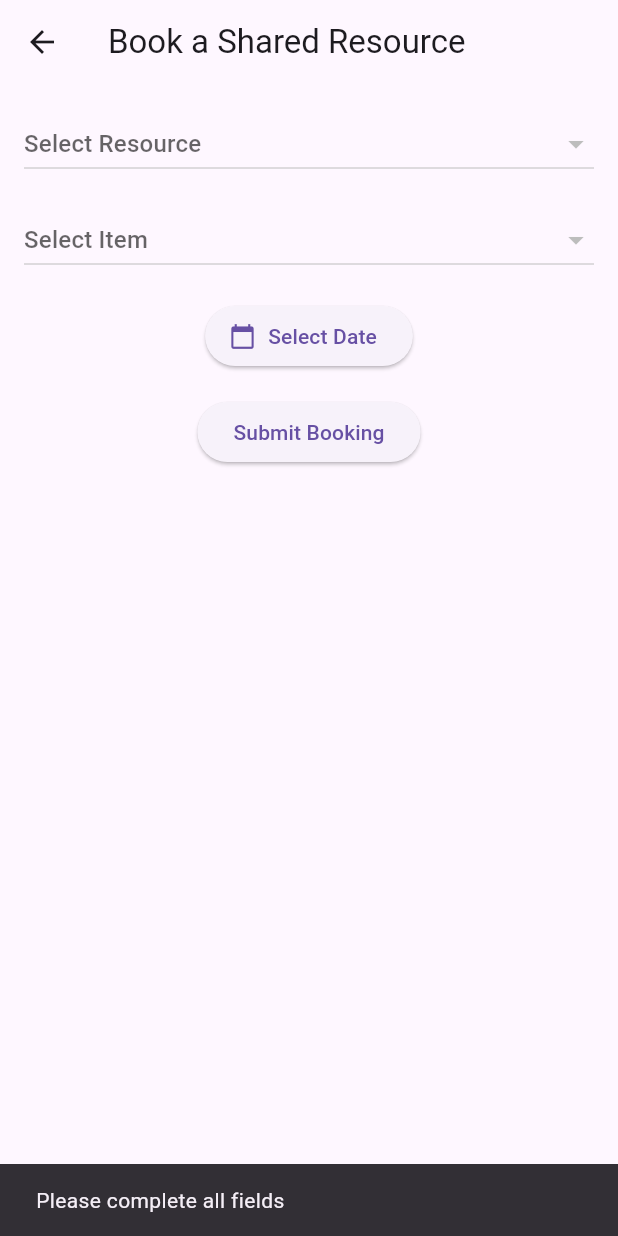
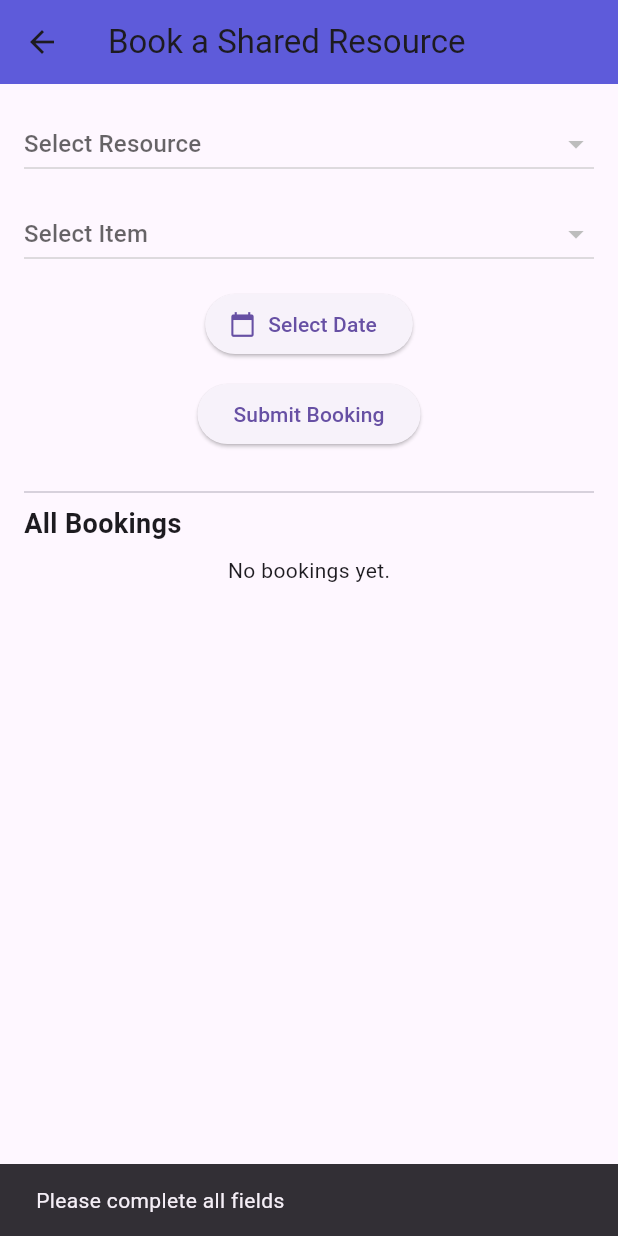
Before and after one commit to Jayashree-Elumalai/communa_app, a Flutter app: the BookingPage screen opened directly, after a tap on "Submit Booking", on a phone screen of 412 x 824 dp. Run offline on Flutter 3.47's test engine with Material 3 defaults, Android fonts, the phone set to English and light mode, and no system bars; our stand-ins replace cloud_firestore, firebase_auth, firebase_core, table_calendar; accounts and stored records are empty.

Commit message:
Update booking_pg.dart

```diff
--- a/lib/screens/booking_pg.dart
+++ b/lib/screens/booking_pg.dart
@@ -19,6 +19,7 @@ class _BookingPageState extends State<BookingPage> {
 
   List<QueryDocumentSnapshot> resources = [];
   List<QueryDocumentSnapshot> items = [];
+  final user = FirebaseAuth.instance.currentUser;
 
   @override
   void initState() {
@@ -62,7 +63,6 @@ class _BookingPageState extends State<BookingPage> {
   }
 
   Future<void> submitBooking() async {
-    final user = FirebaseAuth.instance.currentUser;
     if (user == null ||
         selectedResourceId == null ||
         selectedItemId == null ||
@@ -74,7 +74,6 @@ class _BookingPageState extends State<BookingPage> {
     }
 
     try {
-      // Check for existing booking (same resource, item, and date)
       final existing = await FirebaseFirestore.instance
           .collection('bookings')
           .where('resourceId', isEqualTo: selectedResourceId)
@@ -91,14 +90,13 @@ class _BookingPageState extends State<BookingPage> {
         return;
       }
 
-      // Add booking
       await FirebaseFirestore.instance.collection('bookings').add({
         'resourceId': selectedResourceId,
         'itemId': selectedItemId,
         'resourceName': selectedResourceName,
         'itemName': selectedItemName,
         'date': Timestamp.fromDate(selectedDate!),
-        'userId': user.uid,
+        'userId': user!.uid,
         'createdAt': FieldValue.serverTimestamp(),
       });
 
@@ -107,7 +105,6 @@ class _BookingPageState extends State<BookingPage> {
         const SnackBar(content: Text('Booking submitted')),
       );
 
-      // Reset form
       if (!mounted) return;
       setState(() {
         selectedResourceId = null;
@@ -129,12 +126,12 @@ class _BookingPageState extends State<BookingPage> {
     return Scaffold(
       appBar: AppBar(
         title: const Text('Book a Shared Resource'),
+        backgroundColor: const Color(0xFF5E5BDA),
       ),
       body: Padding(
         padding: const EdgeInsets.all(16),
         child: Column(
           children: [
-            // Resource dropdown
             DropdownButton<String>(
               hint: const Text('Select Resource'),
               value: selectedResourceId,
@@ -160,10 +157,7 @@ class _BookingPageState extends State<BookingPage> {
                 fetchItems(value!);
               },
             ),
-
-            const SizedBox(height: 16),
-
-            // Item dropdown
+            const SizedBox(height: 12),
             DropdownButton<String>(
               hint: const Text('Select Item'),
               value: selectedItemId,
@@ -185,10 +179,7 @@ class _BookingPageState extends State<BookingPage> {
                 });
               },
             ),
-
-            const SizedBox(height: 16),
-
-            // Date picker
+            const SizedBox(height: 12),
             ElevatedButton.icon(
               onPressed: selectDate,
               icon: const Icon(Icons.calendar_today),
@@ -196,13 +187,64 @@ class _BookingPageState extends State<BookingPage> {
                   ? DateFormat.yMMMd().format(selectedDate!)
                   : 'Select Date'),
             ),
-
-            const SizedBox(height: 16),
-
-            // Submit button
+            const SizedBox(height: 12),
             ElevatedButton(
               onPressed: submitBooking,
               child: const Text('Submit Booking'),
+            ),
+            const SizedBox(height: 20),
+            const Divider(),
+            const Align(
+              alignment: Alignment.centerLeft,
+              child: Text(
+                'All Bookings',
+                style: TextStyle(fontSize: 18, fontWeight: FontWeight.bold),
+              ),
+            ),
+            const SizedBox(height: 8),
+            Expanded(
+              child: StreamBuilder<QuerySnapshot>(
+                stream: FirebaseFirestore.instance
+                    .collection('bookings')
+                    .orderBy('date')
+                    .snapshots(),
+                builder: (context, snapshot) {
+                  if (snapshot.hasError) {
+                    return const Text('Error loading bookings.');
+                  }
+
+                  if (snapshot.connectionState == ConnectionState.waiting) {
+                    return const CircularProgressIndicator();
+                  }
+
+                  final bookings = snapshot.data!.docs;
+
+                  if (bookings.isEmpty) {
+                    return const Text('No bookings yet.');
+                  }
+
+                  return ListView.builder(
+                    itemCount: bookings.length,
+                    itemBuilder: (context, index) {
+                      final data = bookings[index].data() as Map<String, dynamic>;
+                      final resourceName = data['resourceName'] ?? '';
+                      final itemName = data['itemName'] ?? '';
+                      final timestamp = data['date'] as Timestamp?;
+                      final dateStr = timestamp != null
+                          ? DateFormat.yMMMd().format(timestamp.toDate())
+                          : 'Unknown Date';
+
+                      return Card(
+                        margin: const EdgeInsets.symmetric(vertical: 6),
+                        child: ListTile(
+                          title: Text('$resourceName - $itemName'),
+                          subtitle: Text(dateStr),
+                        ),
+                      );
+                    },
+                  );
+                },
+              ),
             ),
           ],
         ),
```
